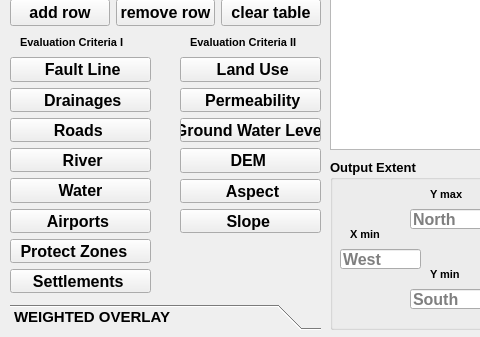
Qt form landfill_site_selection/LandFill_Site_Selection_dialog_base.ui (mreylmzz/LandFill-Site-Selection-LFSS-Plugin-Version1) before a commit; both pictures show x 0 to 480 and y 321 to 658 of the 568 by 658 pixel window.
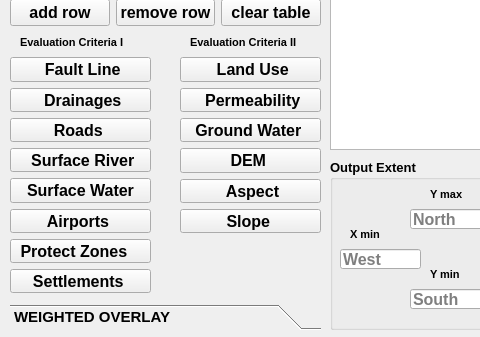
The same form after that commit. The open tabs and pages were chosen to show the change.

The edit to the form file:
```diff
--- a/landfill_site_selection/LandFill_Site_Selection_dialog_base.ui
+++ b/landfill_site_selection/LandFill_Site_Selection_dialog_base.ui
@@ -1474,7 +1474,7 @@
          </font>
         </property>
         <property name="text">
-         <string> River</string>
+         <string> Surface River</string>
         </property>
         <property name="checkable">
          <bool>true</bool>
@@ -1493,7 +1493,7 @@
          </font>
         </property>
         <property name="text">
-         <string> Water </string>
+         <string>Surface Water</string>
         </property>
         <property name="checkable">
          <bool>true</bool>
@@ -1638,7 +1638,7 @@
          </font>
         </property>
         <property name="text">
-         <string>Ground Water Level</string>
+         <string>Ground Water </string>
         </property>
         <property name="checkable">
          <bool>true</bool>
```
Left out of the diff: 4 changed lines with no effect on the pictures.
